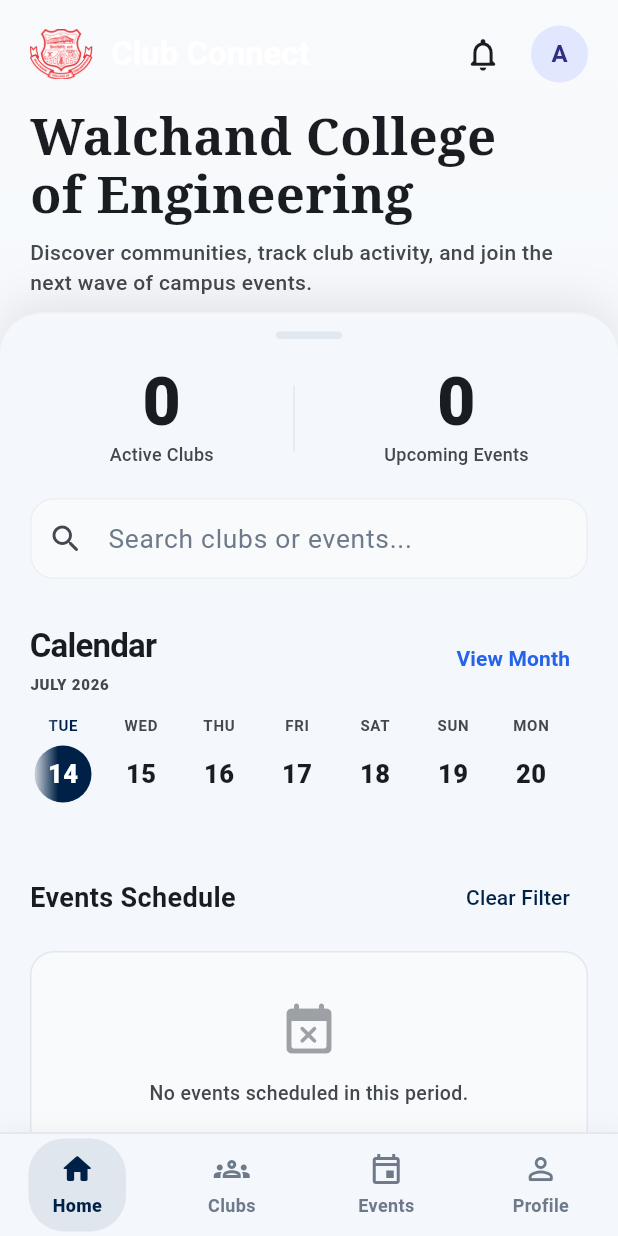
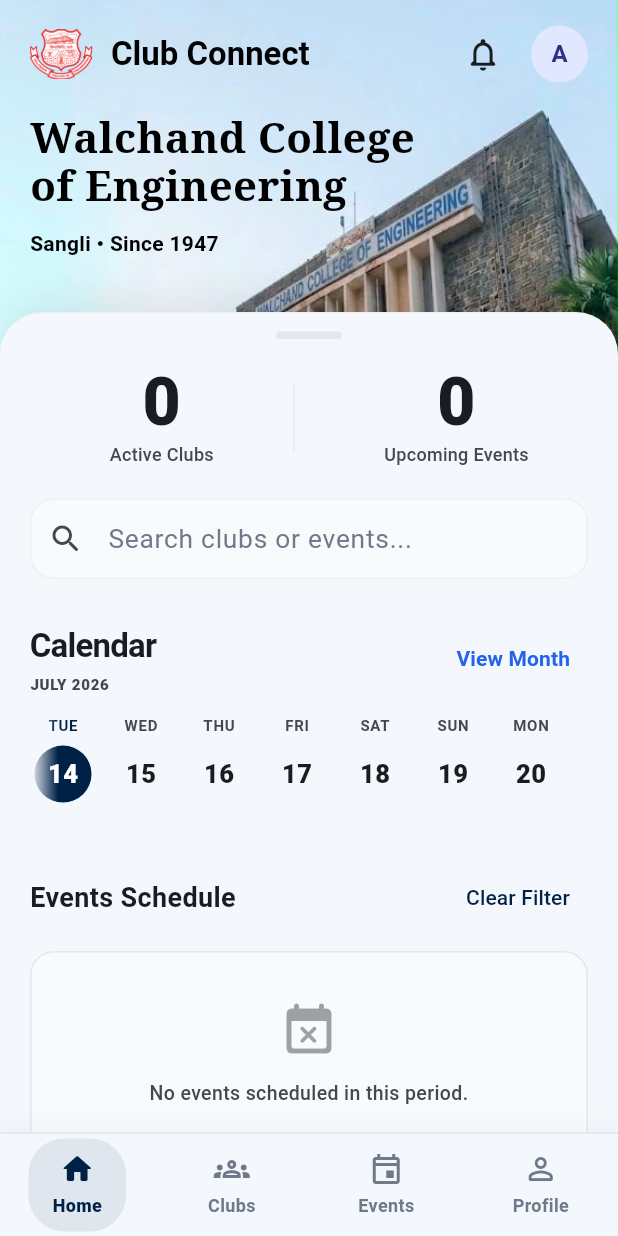
Before and after one commit to AmishPrabhu/Club-Connect-App, a Flutter app: the screen it shows after launch, on a phone screen of 412 x 824 dp. Run offline on Flutter 3.47's test engine with Material 3 defaults, Android fonts, the phone set to English and light mode, and no system bars; our stand-ins replace file_picker, firebase_core, firebase_messaging, flutter_local_notifications, flutter_markdown, google_sign_in and 3 more; accounts and stored records are empty; network calls fail.

Commit message:
changed home page

```diff
--- a/lib/src/screens/home_screen.dart
+++ b/lib/src/screens/home_screen.dart
@@ -233,6 +233,8 @@
     return LayoutBuilder(
       builder: (context, constraints) {
         final screenHeight = constraints.maxHeight;
+        final isDark = Theme.of(context).brightness == Brightness.dark;
+        final campusImagePath = isDark ? 'assets/images/wce-campus-dark.png' : 'assets/images/wce-campus.png';
 
         // VL-01: Use measured hero height (updated after first frame via GlobalKey)
         const double headerBarHeight = 66.0;
@@ -252,20 +254,26 @@
               left: 0,
               right: 0,
               height: _heroHeight,
-              child: Container(
-                color: Colors.transparent,
-                child: SingleChildScrollView(
-                  physics: const NeverScrollableScrollPhysics(),
-                  child: Column(
+              child: ClipRect(
+                child: Stack(
+                  fit: StackFit.expand,
+                  children: [
+                    Image.asset(
+                      campusImagePath,
+                      fit: BoxFit.cover,
+                      alignment: const Alignment(0.35, -0.5),
+                    ),
+                    Column(
                       key: _heroKey,
                       crossAxisAlignment: CrossAxisAlignment.start,
+                      mainAxisSize: MainAxisSize.min,
                       children: [
                         _HomeTopBar(
                           appState: widget.appState,
                           onProfileTap: widget.onOpenProfile,
                         ),
                         Padding(
-                      padding: const EdgeInsets.fromLTRB(20, 12, 20, 0),
+                          padding: const EdgeInsets.fromLTRB(20, 16, 20, 0),
                           child: Column(
                             crossAxisAlignment: CrossAxisAlignment.start,
                             children: [
@@ -273,39 +281,29 @@
                                 'Walchand College\nof Engineering',
                                 style: TextStyle(
                                   fontFamily: 'serif',
-                              fontSize: 34,
+                                  fontSize: 28,
                                   height: 1.15,
                                   fontWeight: FontWeight.w800,
-                              color: Theme.of(context).colorScheme.onSurface,
+                                  color: isDark ? Colors.white : Colors.black,
                                 ),
                               ),
-                          const SizedBox(height: 8),
+                              const SizedBox(height: 12),
                               Text(
-                            'Discover communities, track club activity, and join the next wave of campus events.',
+                                'Sangli • Since 1947',
                                 style: TextStyle(
                                   fontSize: 14,
-                              color: AppTheme.mutedColor(context),
-                              height: 1.4,
-                              fontWeight: FontWeight.w500,
-                            ),
-                          ),
-                          const SizedBox(height: 16),
-                          RepaintBoundary(
-                            child: ClipRRect(
-                              borderRadius: BorderRadius.circular(16),
-                              child: Image.asset(
-                                'assets/images/wce-campus.png',
-                                width: double.infinity,
-                                height: 175,
-                                fit: BoxFit.cover,
-                              ),
+                                  color: isDark ? Colors.white70 : Colors.black,
+                                  fontWeight: FontWeight.w600,
+                                  letterSpacing: 0.2,
                                 ),
                               ),
                             ],
                           ),
                         ),
+                        const SizedBox(height: 150), // Spacing to show the building below the text
                       ],
                     ),
+                  ],
                 ),
               ),
             ),
@@ -843,7 +841,7 @@
                   'Club Connect',
                   style: Theme.of(context).textTheme.titleLarge?.copyWith(
                         fontWeight: FontWeight.bold,
-                        color: Colors.white,
+                        color: isDark ? Colors.white : Colors.black,
                       ),
                 ),
                 if (session != null)
```
Also changed, not shown: assets/images/wce-campus-dark.png (added), assets/images/wce-campus.png. Lines whose indentation alone changed are shown as unchanged.
